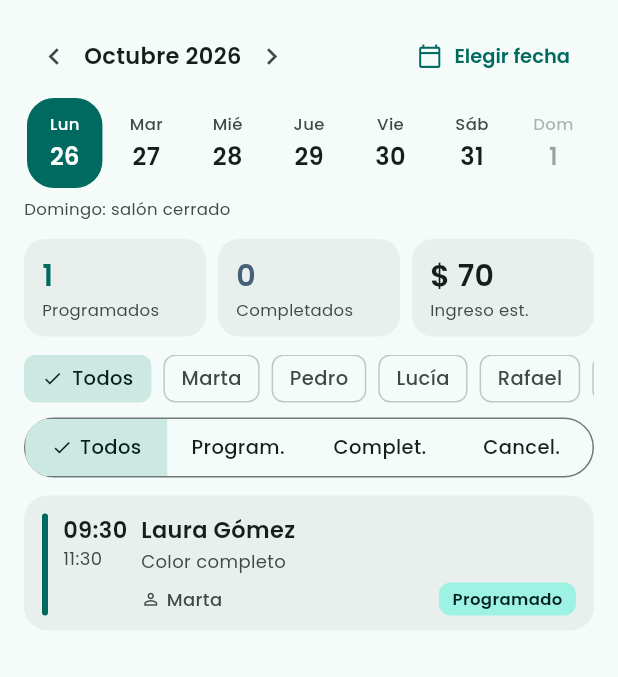
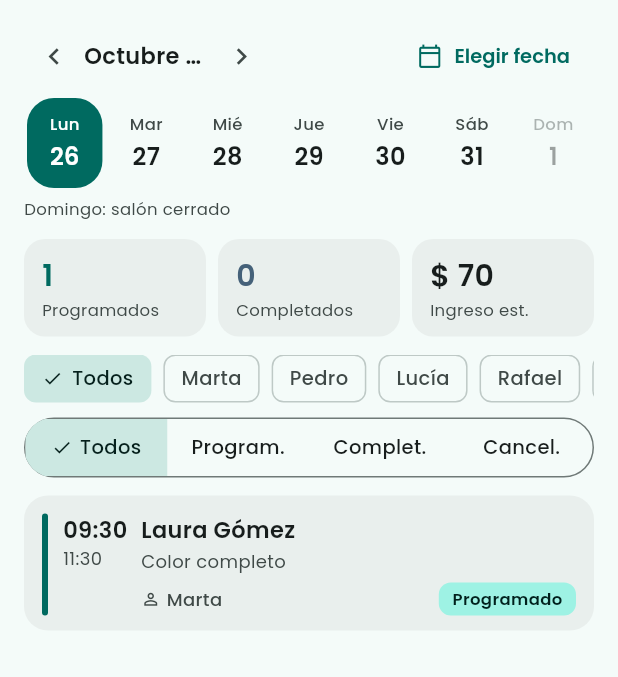
Before and after one commit to xcaim04/Turco, a Flutter app: the screen it shows after launch, on a phone screen of 412 x 824 dp, the part 70-747 px from its top. Run offline on Flutter 3.47's test engine with Material 3 defaults, Android fonts, the phone set to English and light mode, and no system bars; our stand-ins replace go_router.

Commit message:
Arreglos de layout en teléfono y héroes repetidos de los FAB
- Agenda y Clientes usan heroTag distintos en su FloatingActionButton:
  con StatefulShellRoute ambas pestañas siguen montadas y, al abrir un
  turno, Flutter fallaba por dos héroes con el mismo tag.
- El botón Cancelar del formulario de turno ya no parte el texto en dos
  líneas en pantallas de 360-375 dp.
- El mes de la Agenda, la duración en las tarjetas de Servicios y el
  teléfono en el Detalle se recortan con elipsis en vez de desbordar.
- Test de navegación que recorre las pantallas en vertical y horizontal
  con tamaño de teléfono.

Co-Authored-By: Claude Opus 5.5 <noreply@anthropic.com>

```diff
--- a/lib/views/agenda/agenda_screen.dart
+++ b/lib/views/agenda/agenda_screen.dart
@@ -156,6 +156,7 @@ class _AgendaScreenState extends State<AgendaScreen> {
             ],
           ),
           floatingActionButton: FloatingActionButton.extended(
+            heroTag: 'fab-agenda', // las pestañas del shell siguen montadas: tags distintos
             onPressed: () => _nuevoTurno(vm),
             icon: const Icon(Icons.add),
             label: const Text('Nuevo turno'),
@@ -247,7 +248,14 @@ class _AgendaScreenState extends State<AgendaScreen> {
           onPressed: () => vm.cambiarSemana(-1),
           icon: const Icon(Icons.chevron_left, size: 22),
         ),
-        Text(vm.mesSemana, style: const TextStyle(fontSize: 15, fontWeight: FontWeight.w600)),
+        Flexible(
+          child: Text(
+            vm.mesSemana,
+            maxLines: 1,
+            overflow: TextOverflow.ellipsis,
+            style: const TextStyle(fontSize: 15, fontWeight: FontWeight.w600),
+          ),
+        ),
         IconButton(
           tooltip: 'Semana siguiente',
           visualDensity: VisualDensity.compact,
--- a/lib/views/clientes/clientes_screen.dart
+++ b/lib/views/clientes/clientes_screen.dart
@@ -63,6 +63,7 @@ class _ClientesScreenState extends State<ClientesScreen> {
             ],
           ),
           floatingActionButton: FloatingActionButton.extended(
+            heroTag: 'fab-clientes', // las pestañas del shell siguen montadas: tags distintos
             onPressed: _nuevo,
             icon: const Icon(Icons.person_add_alt_1),
             label: const Text('Nuevo cliente'),
--- a/lib/views/turno_form/turno_form_screen.dart
+++ b/lib/views/turno_form/turno_form_screen.dart
@@ -608,9 +608,10 @@ class _BarraGuardar extends StatelessWidget {
                     onPressed: onCancelar,
                     style: OutlinedButton.styleFrom(
                       minimumSize: const Size(0, 46),
+                      padding: const EdgeInsets.symmetric(horizontal: 12),
                       shape: RoundedRectangleBorder(borderRadius: BorderRadius.circular(23)),
                     ),
-                    child: const Text('Cancelar'),
+                    child: const Text('Cancelar', maxLines: 1, softWrap: false),
                   ),
                 ),
                 const SizedBox(width: 10),
```
Also changed, not shown: lib/views/detalle/turno_detalle_screen.dart (+8 -1 lines), lib/views/servicios/servicios_screen.dart (+8 -2 lines), 1 other file.
